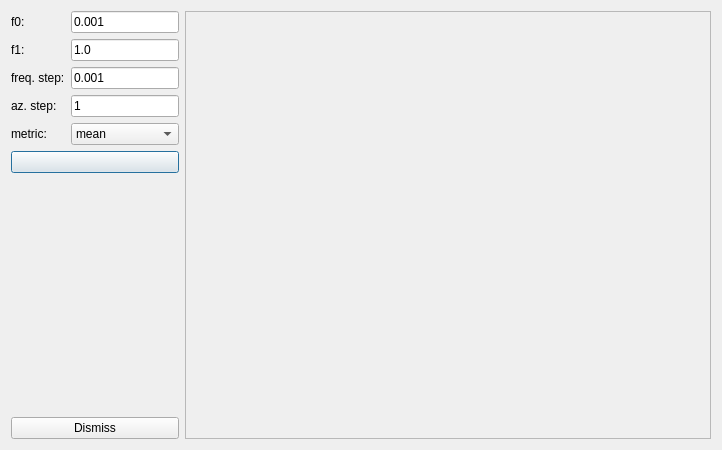
Old version of the form imagejockey/gabor/gaborscandialog.ui in the repository PauloCarvalhoRJ/gammaray.
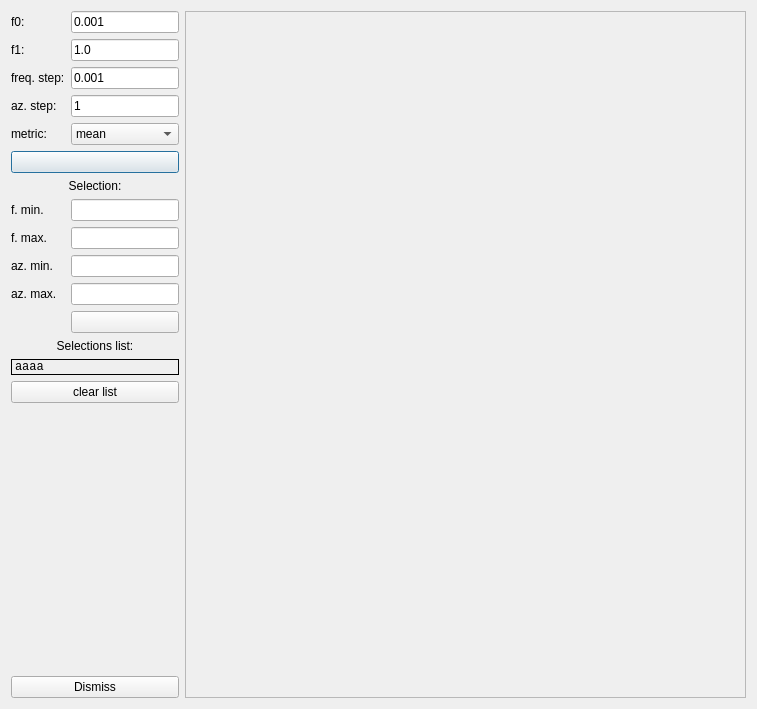
New version of the form. Icons and pictures are not drawn.

Commit message: Gabor: more items to the GUI of the Gabor Scan Dialog.

What changed in the file:
```diff
--- a/imagejockey/gabor/gaborscandialog.ui
+++ b/imagejockey/gabor/gaborscandialog.ui
@@ -6,8 +6,8 @@
    <rect>
     <x>0</x>
     <y>0</y>
-    <width>722</width>
-    <height>450</height>
+    <width>757</width>
+    <height>709</height>
    </rect>
   </property>
   <property name="windowTitle">
@@ -138,6 +138,141 @@
        </item>
       </layout>
      </item>
+     <item>
+      <layout class="QGridLayout" name="gridLayout_3">
+       <property name="topMargin">
+        <number>0</number>
+       </property>
+       <item row="2" column="0">
+        <widget class="QLabel" name="label_8">
+         <property name="text">
+          <string>f. max.</string>
+         </property>
+        </widget>
+       </item>
+       <item row="4" column="0">
+        <widget class="QLabel" name="label_10">
+         <property name="text">
+          <string>az. max.</string>
+         </property>
+        </widget>
+       </item>
+       <item row="4" column="1">
+        <widget class="QLineEdit" name="txtSelAzMax">
+         <property name="sizePolicy">
+          <sizepolicy hsizetype="Minimum" vsizetype="Fixed">
+           <horstretch>0</horstretch>
+           <verstretch>0</verstretch>
+          </sizepolicy>
+         </property>
+        </widget>
+       </item>
+       <item row="3" column="0">
+        <widget class="QLabel" name="label_9">
+         <property name="text">
+          <string>az. min.</string>
+         </property>
+        </widget>
+       </item>
+       <item row="3" column="1">
+        <widget class="QLineEdit" name="txtSelAzMin">
+         <property name="sizePolicy">
+          <sizepolicy hsizetype="Minimum" vsizetype="Fixed">
+           <horstretch>0</horstretch>
+           <verstretch>0</verstretch>
+          </sizepolicy>
+         </property>
+        </widget>
+       </item>
+       <item row="0" column="0" colspan="2">
+        <widget class="QLabel" name="label_6">
+         <property name="text">
+          <string>Selection:</string>
+         </property>
+         <property name="alignment">
+          <set>Qt::AlignCenter</set>
+         </property>
+        </widget>
+       </item>
+       <item row="2" column="1">
+        <widget class="QLineEdit" name="txtSelFmax">
+         <property name="sizePolicy">
+          <sizepolicy hsizetype="Minimum" vsizetype="Fixed">
+           <horstretch>0</horstretch>
+           <verstretch>0</verstretch>
+          </sizepolicy>
+         </property>
+        </widget>
+       </item>
+       <item row="1" column="0">
+        <widget class="QLabel" name="label_7">
+         <property name="text">
+          <string>f. min.</string>
+         </property>
+        </widget>
+       </item>
+       <item row="1" column="1">
+        <widget class="QLineEdit" name="txtSelFmin">
+         <property name="sizePolicy">
+          <sizepolicy hsizetype="Minimum" vsizetype="Fixed">
+           <horstretch>0</horstretch>
+           <verstretch>0</verstretch>
+          </sizepolicy>
+         </property>
+        </widget>
+       </item>
+       <item row="5" column="1">
+        <widget class="QPushButton" name="pushButton">
+         <property name="text">
+          <string/>
+         </property>
+         <property name="icon">
+          <iconset resource="../ijresources.qrc">
+           <normaloff>:/ijicons32/ijadd32</normaloff>:/ijicons32/ijadd32</iconset>
+         </property>
+        </widget>
+       </item>
+      </layout>
+     </item>
+     <item>
+      <layout class="QVBoxLayout" name="verticalLayout_2">
+       <property name="topMargin">
+        <number>0</number>
+       </property>
+       <item>
+        <widget class="QLabel" name="label_11">
+         <property name="text">
+          <string>Selections list:</string>
+         </property>
+         <property name="alignment">
+          <set>Qt::AlignCenter</set>
+         </property>
+        </widget>
+       </item>
+       <item>
+        <widget class="QLabel" name="label_12">
+         <property name="font">
+          <font>
+           <family>Courier New</family>
+          </font>
+         </property>
+         <property name="frameShape">
+          <enum>QFrame::Box</enum>
+         </property>
+         <property name="text">
+          <string>&lt;html&gt;&lt;head/&gt;&lt;body&gt;aaaa&lt;/body&gt;&lt;/html&gt;</string>
+         </property>
+        </widget>
+       </item>
+       <item>
+        <widget class="QPushButton" name="btnClearSelectionsList">
+         <property name="text">
+          <string>clear list</string>
+         </property>
+        </widget>
+       </item>
+      </layout>
+     </item>
      <item>
       <spacer name="verticalSpacer">
        <property name="orientation">
```
Left out of the diff: 3 changed lines with no effect on the pictures. The commit also changes 2 other files.
